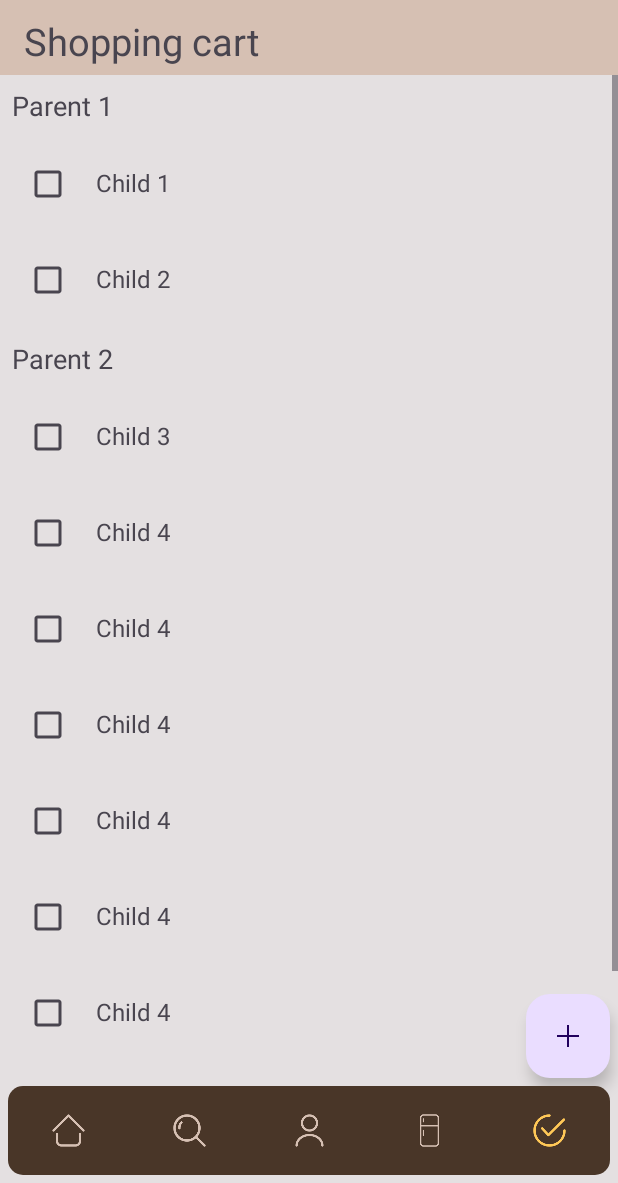
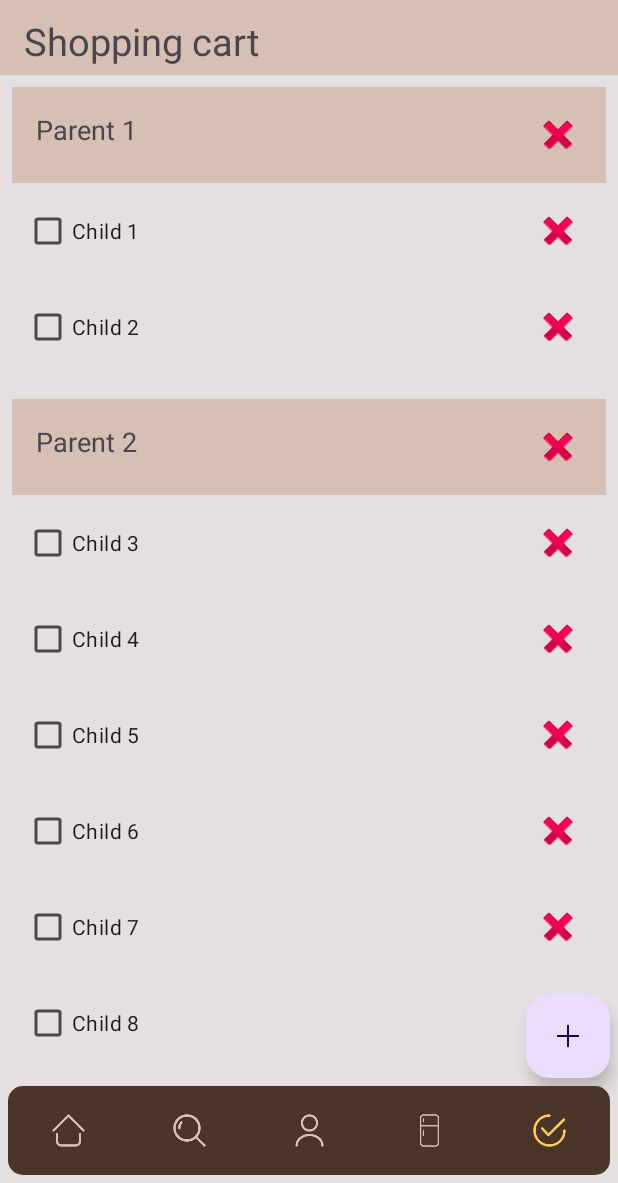
Before and after one commit to remenyigergo/iChef, an Android app: the screen it shows after launch (MainActivity), item 5 of the bottom bar chosen, on a phone screen of 412 x 824 dp, the part 53-1236 px from its top. Run offline under Robolectric (Android 15) with nearby library versions, the phone set to English and light mode, and no system bars.

Commit message:
create deletion option of checkboxes with child-parent relation

```diff
--- a/app/src/main/java/com/example/ichef/adapters/ChildAdapter.kt
+++ b/app/src/main/java/com/example/ichef/adapters/ChildAdapter.kt
@@ -1,21 +1,24 @@
 package com.example.ichef.adapters
 
+import android.util.Log
 import android.view.LayoutInflater
 import android.view.View
 import android.view.ViewGroup
 import android.widget.CheckBox
+import android.widget.ImageButton
 import android.widget.TextView
 import androidx.recyclerview.widget.RecyclerView
 import com.example.ichef.R
 
 class ChildAdapter(
-    private val children: List<ChildItem>,
-    private val onCheckBoxChanged: (ChildItem, Boolean) -> Unit
+    private val children: MutableList<ChildItem>,
+    private val onChildCheckedChange: (ChildItem, Boolean) -> Unit,
+    private val onDeleteChild: (Int) -> Unit
 ) : RecyclerView.Adapter<ChildAdapter.ChildViewHolder>() {
 
     inner class ChildViewHolder(view: View) : RecyclerView.ViewHolder(view) {
         val checkBox: CheckBox = view.findViewById(R.id.cbChild)
-        val title: TextView = view.findViewById(R.id.tvChildTitle)
+        val deleteButton: ImageButton = view.findViewById(R.id.btnDeleteChild)
     }
 
     override fun onCreateViewHolder(parent: ViewGroup, viewType: Int): ChildViewHolder {
@@ -25,11 +28,23 @@ class ChildAdapter(
     }
 
     override fun onBindViewHolder(holder: ChildViewHolder, position: Int) {
+
         val child = children[position]
-        holder.title.text = child.title
+        holder.checkBox.text = child.title
         holder.checkBox.isChecked = child.isChecked
+
+        // Handle checkbox change
         holder.checkBox.setOnCheckedChangeListener { _, isChecked ->
-            onCheckBoxChanged(child, isChecked)
+            onChildCheckedChange(child, isChecked)
+        }
+
+        // Handle child deletion
+        holder.deleteButton.setOnClickListener {
+            Log.i("ChildAdapter","Deleting child in pos: "+position)
+            children.removeAt(position)
+//            notifyItemRemoved(position)
+//            notifyItemChanged(position)
+            notifyDataSetChanged()
         }
     }
 
--- a/app/src/main/java/com/example/ichef/adapters/ParentAdapter.kt
+++ b/app/src/main/java/com/example/ichef/adapters/ParentAdapter.kt
@@ -3,18 +3,21 @@ package com.example.ichef.adapters
 import android.view.LayoutInflater
 import android.view.View
 import android.view.ViewGroup
+import android.widget.ImageButton
 import android.widget.TextView
 import androidx.recyclerview.widget.LinearLayoutManager
 import androidx.recyclerview.widget.RecyclerView
 import com.example.ichef.R
 
 class ParentAdapter(
-    private val parents: List<ParentItem>
+    private val parents: MutableList<ParentItem>,
+    private val onDeleteParent: (Int) -> Unit
 ) : RecyclerView.Adapter<ParentAdapter.ParentViewHolder>() {
 
     inner class ParentViewHolder(view: View) : RecyclerView.ViewHolder(view) {
         val title: TextView = view.findViewById(R.id.tvParentTitle)
         val recyclerView: RecyclerView = view.findViewById(R.id.rvChildren)
+        val deleteButton: ImageButton = view.findViewById(R.id.btnDeleteParent)
     }
 
     override fun onCreateViewHolder(parent: ViewGroup, viewType: Int): ParentViewHolder {
@@ -26,11 +29,42 @@ class ParentAdapter(
     override fun onBindViewHolder(holder: ParentViewHolder, position: Int) {
         val parent = parents[position]
         holder.title.text = parent.title
+
+        // Disable scrolling for the child RecyclerView to let the parent RecyclerView handle scrolling
+        //holder.recyclerView.setNestedScrollingEnabled(false)
+
+        // Get current item's layout parameters
+        val layoutParams = holder.itemView.layoutParams as ViewGroup.MarginLayoutParams
+
+        // Apply bottom margin only to the last item
+        if (position == parents.size - 1) {
+            // Convert 20dp to pixels
+            layoutParams.bottomMargin = 320
+        } else {
+            // Reset margin for non-last items
+            layoutParams.bottomMargin = 0
+        }
+
+        // Set up child RecyclerView
         holder.recyclerView.layoutManager = LinearLayoutManager(holder.itemView.context)
-        holder.recyclerView.adapter = ChildAdapter(parent.children) { child, isChecked ->
+        holder.recyclerView.adapter = ChildAdapter(parent.children.toMutableList(), { child, isChecked ->
             child.isChecked = isChecked
-            // Handle checkbox state changes here if needed
+        }) { childPosition ->
+            parent.children.removeAt(childPosition)
+//            notifyItemRemoved(position)
+//            notifyItemChanged(position)
+            notifyDataSetChanged()
         }
+
+        // Handle parent deletion
+        holder.deleteButton.setOnClickListener {
+            parents.removeAt(position)
+//            notifyItemRemoved(position)
+//            notifyItemChanged(position)
+            notifyDataSetChanged()
+        }
+
+        holder.recyclerView.requestLayout()
     }
 
     override fun getItemCount() = parents.size
--- a/app/src/main/java/com/example/ichef/adapters/ParentItem.kt
+++ b/app/src/main/java/com/example/ichef/adapters/ParentItem.kt
@@ -2,5 +2,5 @@ package com.example.ichef.adapters
 
 data class ParentItem(
     val title: String,
-    val children: List<ChildItem>
+    val children: MutableList<ChildItem>
 )
--- a/app/src/main/java/com/example/ichef/fragments/ShoppingFragment.kt
+++ b/app/src/main/java/com/example/ichef/fragments/ShoppingFragment.kt
@@ -34,6 +34,7 @@ class ShoppingFragment : Fragment() {
     lateinit var fabOpt1: FloatingActionButton
     lateinit var fabOpt2: FloatingActionButton
 
+    private var adapter: ParentAdapter? = null
 
     override fun onCreateView(
         inflater: LayoutInflater,
@@ -48,14 +49,21 @@ class ShoppingFragment : Fragment() {
 
         val recyclerView: RecyclerView = rootView.findViewById(R.id.rvParent)
 
-        val parentItems = listOf(
-            ParentItem("Parent 1", listOf(ChildItem("Child 1", false), ChildItem("Child 2", false))),
-            ParentItem("Parent 2", listOf(ChildItem("Child 3", false), ChildItem("Child 4", false), ChildItem("Child 4", false), ChildItem("Child 4", false), ChildItem("Child 4", false), ChildItem("Child 4", false), ChildItem("Child 4", false), ChildItem("Child 4", false), ChildItem("Child 4", false), ChildItem("Child 4", false), ChildItem("Child 4", false))),
-            ParentItem("Parent 3", listOf(ChildItem("Child 6", false), ChildItem("Child 2", false),ChildItem("Child 8", false)))
+        val parentItems = mutableListOf(
+            ParentItem("Parent 1", mutableListOf(ChildItem("Child 1", false), ChildItem("Child 2", false))),
+            ParentItem("Parent 2", mutableListOf(ChildItem("Child 3", false), ChildItem("Child 4", false), ChildItem("Child 5", false), ChildItem("Child 6", false), ChildItem("Child 7", false), ChildItem("Child 8", false), ChildItem("Child 9", false), ChildItem("Child 10", false), ChildItem("Child 11", false), ChildItem("Child 12", false), ChildItem("Child 13", false))),
+            ParentItem("Parent 3", mutableListOf(ChildItem("Child 6", false), ChildItem("Child 2", false), ChildItem("Child 8", false)))
         )
 
+        val adapter = ParentAdapter(parentItems) { parentPosition ->
+            parentItems.removeAt(parentPosition) // Remove parent item
+            //adapter?.notifyItemRemoved(parentPosition) // Notify RecyclerView
+            //adapter?.notifyItemChanged(parentPosition) // Notify RecyclerView
+            adapter?.notifyDataSetChanged()
+        }
+
         recyclerView.layoutManager = LinearLayoutManager(context)
-        recyclerView.adapter = ParentAdapter(parentItems)
+        recyclerView.adapter = adapter
 
         fab = rootView.findViewById(R.id.fab)
         fab.setOnClickListener {
--- a/app/src/main/res/layout/item_child.xml
+++ b/app/src/main/res/layout/item_child.xml
@@ -12,8 +12,18 @@
 
     <TextView
         android:id="@+id/tvChildTitle"
-        android:layout_width="wrap_content"
+        android:layout_width="0dp"
+        android:layout_weight="1"
         android:layout_height="wrap_content"
         android:layout_marginStart="8dp"
         android:textSize="16sp" />
+
+    <ImageButton
+        android:id="@+id/btnDeleteChild"
+        android:layout_width="wrap_content"
+        android:layout_height="wrap_content"
+        android:background="?attr/selectableItemBackgroundBorderless"
+        android:src="@android:drawable/ic_delete"
+        android:contentDescription="Delete Child"
+        android:padding="8dp" />
 </LinearLayout>
--- a/app/src/main/res/layout/item_parent.xml
+++ b/app/src/main/res/layout/item_parent.xml
@@ -2,17 +2,43 @@
     xmlns:android="http://schemas.android.com/apk/res/android"
     android:orientation="vertical"
     android:layout_width="match_parent"
-    android:layout_height="wrap_content">
+    android:layout_height="wrap_content"
+    android:padding="8dp">
 
-    <TextView
-        android:id="@+id/tvParentTitle"
+    <LinearLayout
         android:layout_width="match_parent"
         android:layout_height="wrap_content"
-        android:textSize="18sp"
-        android:padding="8dp" />
+        android:orientation="horizontal"
+        android:background="@color/topbar"
+        android:padding="8dp">
 
+        <!-- Parent Title -->
+        <TextView
+            android:id="@+id/tvParentTitle"
+            android:layout_width="0dp"
+            android:layout_weight="1"
+            android:layout_height="wrap_content"
+            android:textSize="18sp"
+            android:padding="8dp"
+            />
+
+        <ImageButton
+            android:id="@+id/btnDeleteParent"
+            android:layout_width="wrap_content"
+            android:layout_height="wrap_content"
+            android:background="?attr/selectableItemBackgroundBorderless"
+            android:src="@android:drawable/ic_delete"
+            android:contentDescription="Delete Parent"
+            android:padding="8dp"/>
+    </LinearLayout>
+
+
+
+    <!-- RecyclerView for child items -->
     <androidx.recyclerview.widget.RecyclerView
         android:id="@+id/rvChildren"
         android:layout_width="match_parent"
-        android:layout_height="wrap_content" />
+        android:layout_height="wrap_content"
+        android:scrollbars="vertical" />
+
 </LinearLayout>
--- a/app/src/main/res/layout/shopping_fragment.xml
+++ b/app/src/main/res/layout/shopping_fragment.xml
@@ -23,24 +23,13 @@
     </LinearLayout>
 
     <!-- Scrollable shopping list -->
-    <ScrollView
-        android:id="@+id/list_scroll_view"
-        android:layout_marginTop="45sp"
-        android:layout_width="match_parent"
-        android:layout_height="match_parent">
-
-        <LinearLayout
-            android:id="@+id/shopping_list"
-            android:layout_width="match_parent"
-            android:layout_height="wrap_content"
-            android:orientation="vertical">
 
             <androidx.recyclerview.widget.RecyclerView
                 android:id="@+id/rvParent"
+                android:layout_marginTop="45sp"
                 android:layout_width="match_parent"
-                android:layout_height="match_parent" />
-        </LinearLayout>
-    </ScrollView>
+                android:layout_height="match_parent"/>
+
 
     <!-- Floating Action Button -->
     <androidx.constraintlayout.widget.ConstraintLayout
```
